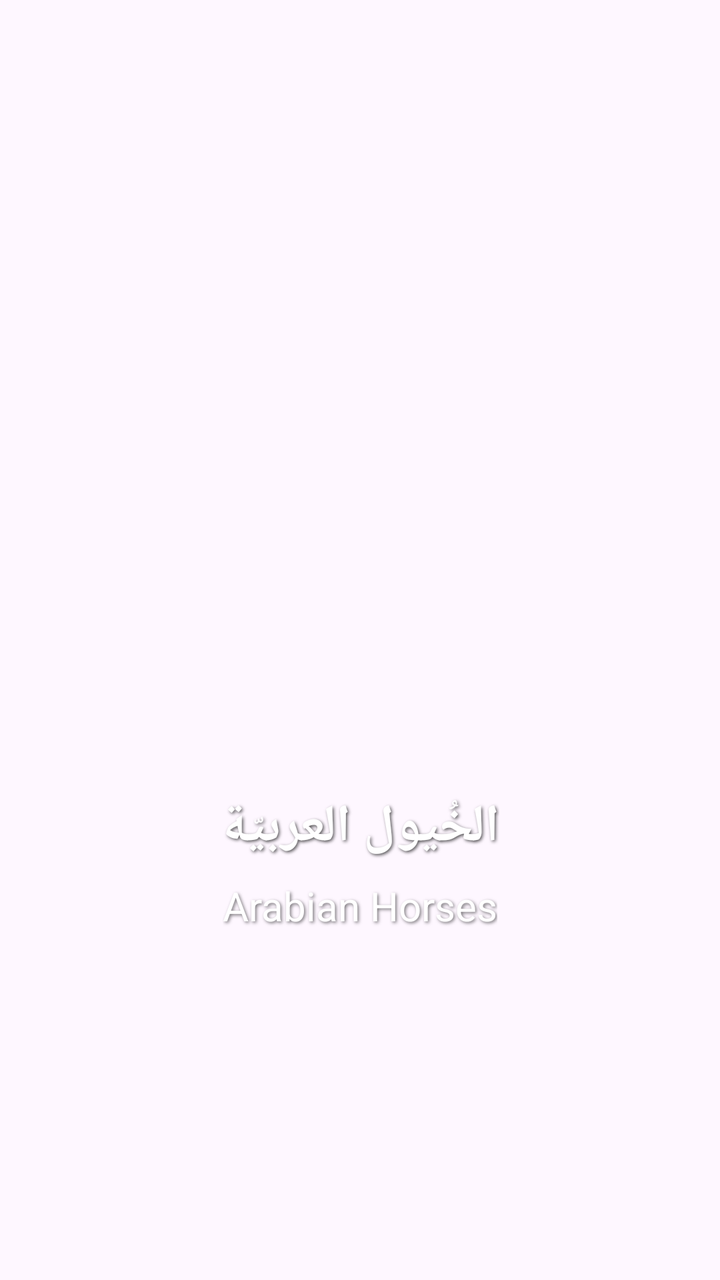
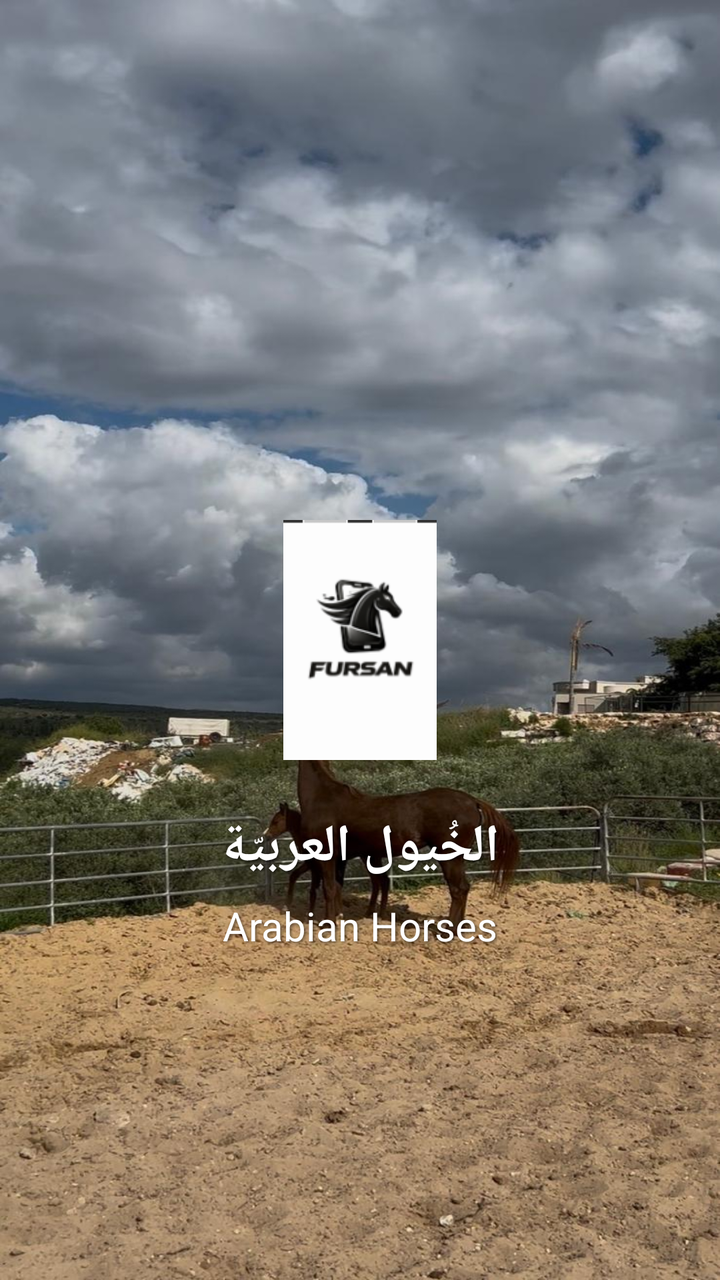

Compare the two renders of this Android layout. The source of the first and the diff that turns it into the second are given below.
<!-- AndroidManifest.xml: application theme Theme.Finalyazanproject -->
<!-- res/layout/activity_main.xml -->
<?xml version="1.0" encoding="utf-8"?>
<RelativeLayout xmlns:android="http://schemas.android.com/apk/res/android"
    android:layout_width="match_parent"
    android:layout_height="match_parent"
    android:orientation="vertical">

    
    <ImageView
        android:id="@+id/horse_icon"
        android:layout_width="120dp"
        android:layout_height="120dp"
        android:layout_centerInParent="true"
        android:padding="10dp" />

    
    <TextView
        android:id="@+id/tvtextarabic"
        android:layout_width="wrap_content"
        android:layout_height="wrap_content"
        android:layout_below="@id/horse_icon"
        android:layout_centerHorizontal="true"
        android:text="الخُيول العربيّة"
        android:textColor="@android:color/white"
        android:textSize="26sp"
        android:textStyle="bold"
        android:layout_marginTop="16dp"
        android:shadowColor="#AA000000"
        android:shadowDx="2"
        android:shadowDy="2"
        android:shadowRadius="4" />

    
    <TextView
        android:id="@+id/tvtextenglish"
        android:layout_width="wrap_content"
        android:layout_height="wrap_content"
        android:layout_below="@id/tvtextarabic"
        android:layout_centerHorizontal="true"
        android:text="Arabian Horses"
        android:textColor="@android:color/white"
        android:textSize="20sp"
        android:layout_marginTop="8dp"
        android:shadowColor="#88000000"
        android:shadowDx="2"
        android:shadowDy="2"
        android:shadowRadius="4" />

</RelativeLayout>
<!-- resources referenced by this layout -->
<resources>
  <style name="Theme.Finalyazanproject" parent="Base.Theme.Finalyazanproject" />
  <style name="Base.Theme.Finalyazanproject" parent="Theme.Material3.DayNight.NoActionBar">
          
          
      </style>
</resources>

<!-- the commit's change to res/layout/activity_main.xml (unified diff, before → after) -->
@@ -1,16 +1,24 @@
 <?xml version="1.0" encoding="utf-8"?>
 <RelativeLayout xmlns:android="http://schemas.android.com/apk/res/android"
+    xmlns:app="http://schemas.android.com/apk/res-auto"
     android:layout_width="match_parent"
     android:layout_height="match_parent"
     android:orientation="vertical">
 
     
+
+    <androidx.constraintlayout.widget.ConstraintLayout
+        android:layout_width="match_parent"
+        android:layout_height="match_parent"
+        android:background="@drawable/horsepj"/>
+
     <ImageView
         android:id="@+id/horse_icon"
-        android:layout_width="120dp"
-        android:layout_height="120dp"
+        android:layout_width="wrap_content"
+        android:layout_height="140dp"
         android:layout_centerInParent="true"
-        android:padding="10dp" />
+        android:padding="10dp"
+        app:srcCompat="@drawable/__2026_05_23_225426" />
 
     
     <TextView
@@ -45,4 +53,6 @@
         android:shadowDy="2"
         android:shadowRadius="4" />
 
+
+
 </RelativeLayout>
<!-- resource entries referenced after the edit -->
@@ -1,5 +1,7 @@
 <!-- resources referenced by this layout -->
 <resources>
+  <!-- drawable __2026_05_23_225426: png bitmap (drawable, 9960 bytes) -->
+  <!-- drawable horsepj: jpeg bitmap (drawable, 151390 bytes) -->
   <style name="Theme.Finalyazanproject" parent="Base.Theme.Finalyazanproject" />
   <style name="Base.Theme.Finalyazanproject" parent="Theme.Material3.DayNight.NoActionBar">
           
